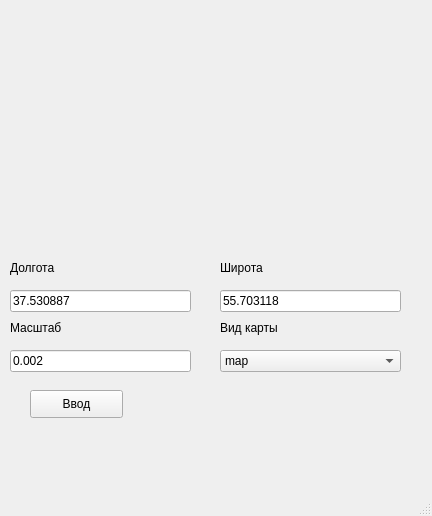
Old version of the form ui_files/task_01_ui.ui in the repository zzh1g/web06.
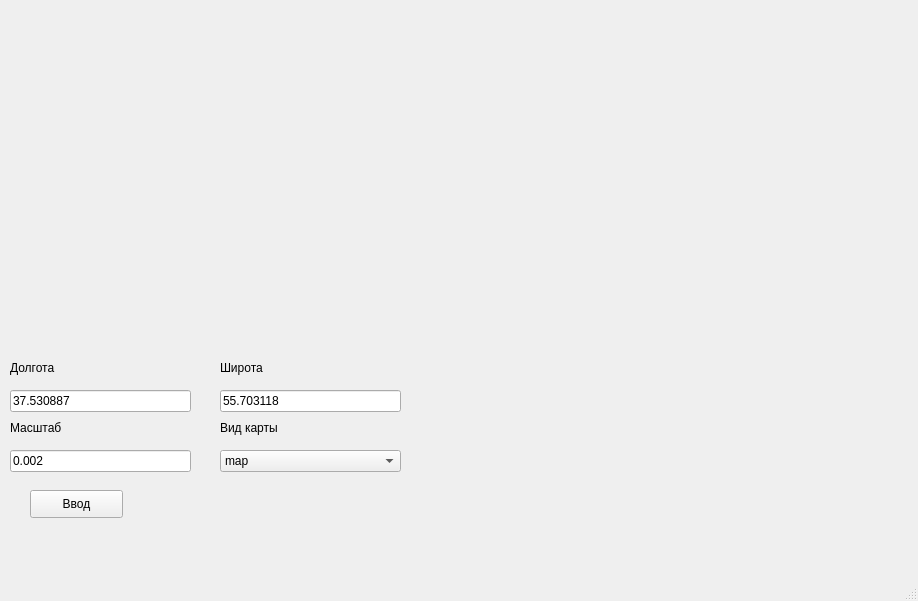
New version of the form.

```diff
--- a/ui_files/task_01_ui.ui
+++ b/ui_files/task_01_ui.ui
@@ -6,8 +6,8 @@
    <rect>
     <x>0</x>
     <y>0</y>
-    <width>432</width>
-    <height>516</height>
+    <width>918</width>
+    <height>601</height>
    </rect>
   </property>
   <property name="windowTitle">
@@ -18,7 +18,7 @@
     <property name="geometry">
      <rect>
       <x>220</x>
-      <y>290</y>
+      <y>390</y>
       <width>181</width>
       <height>22</height>
      </rect>
@@ -31,7 +31,7 @@
     <property name="geometry">
      <rect>
       <x>10</x>
-      <y>290</y>
+      <y>390</y>
       <width>181</width>
       <height>22</height>
      </rect>
@@ -44,7 +44,7 @@
     <property name="geometry">
      <rect>
       <x>30</x>
-      <y>390</y>
+      <y>490</y>
       <width>93</width>
       <height>28</height>
      </rect>
@@ -58,8 +58,8 @@
      <rect>
       <x>10</x>
       <y>10</y>
-      <width>391</width>
-      <height>241</height>
+      <width>881</width>
+      <height>341</height>
      </rect>
     </property>
     <property name="text">
@@ -70,7 +70,7 @@
     <property name="geometry">
      <rect>
       <x>10</x>
-      <y>350</y>
+      <y>450</y>
       <width>181</width>
       <height>22</height>
      </rect>
@@ -83,7 +83,7 @@
     <property name="geometry">
      <rect>
       <x>10</x>
-      <y>260</y>
+      <y>360</y>
       <width>181</width>
       <height>16</height>
      </rect>
@@ -96,7 +96,7 @@
     <property name="geometry">
      <rect>
       <x>220</x>
-      <y>260</y>
+      <y>360</y>
       <width>181</width>
       <height>16</height>
      </rect>
@@ -109,7 +109,7 @@
     <property name="geometry">
      <rect>
       <x>220</x>
-      <y>320</y>
+      <y>420</y>
       <width>181</width>
       <height>16</height>
      </rect>
@@ -122,7 +122,7 @@
     <property name="geometry">
      <rect>
       <x>10</x>
-      <y>320</y>
+      <y>420</y>
       <width>181</width>
       <height>16</height>
      </rect>
@@ -135,7 +135,7 @@
     <property name="geometry">
      <rect>
       <x>220</x>
-      <y>350</y>
+      <y>450</y>
       <width>181</width>
       <height>22</height>
      </rect>
```
Left out of the diff: 2 changed lines with no effect on the pictures.
